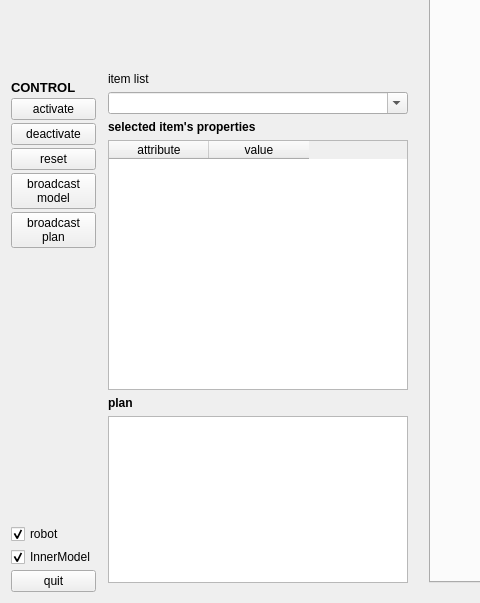
Above: components/missionAgent/src/guiDlg.ui from robocomp/robocomp-shelly before the change; both pictures show x 0 to 480 and y 273 to 876 of the 1201 by 876 pixel window. Below: the same form after it.
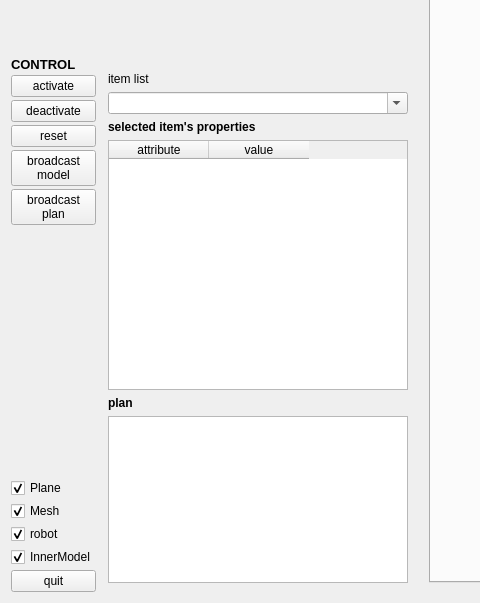
That is the form after the change.

Commit message: You can choose to show mesh and plane in the 2D view.

What changed in the file:
```diff
--- a/components/missionAgent/src/guiDlg.ui
+++ b/components/missionAgent/src/guiDlg.ui
@@ -115,6 +115,26 @@
          </property>
         </spacer>
        </item>
+       <item>
+        <widget class="QCheckBox" name="planeCheck">
+         <property name="text">
+          <string>Plane</string>
+         </property>
+         <property name="checked">
+          <bool>true</bool>
+         </property>
+        </widget>
+       </item>
+       <item>
+        <widget class="QCheckBox" name="meshCheck">
+         <property name="text">
+          <string>Mesh</string>
+         </property>
+         <property name="checked">
+          <bool>true</bool>
+         </property>
+        </widget>
+       </item>
        <item>
         <widget class="QCheckBox" name="robotCheck">
          <property name="enabled">
```
The commit also changes 2 other files.
